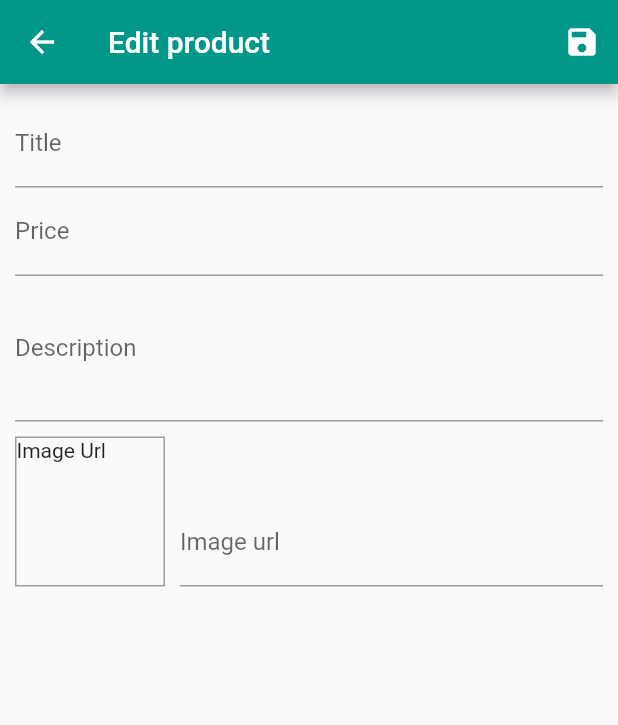
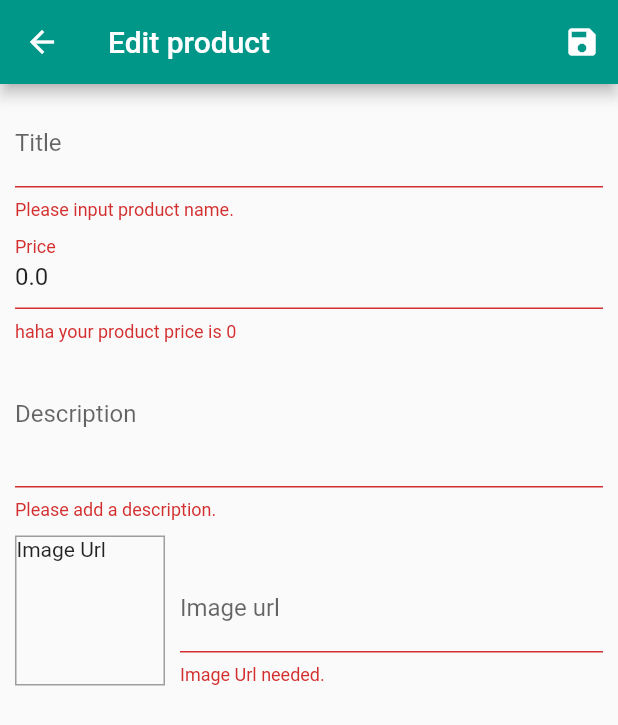
Before and after one commit to hasibulHossain/shopify, a Flutter app: the EditProduct screen opened by its route, after a tap on the "save" icon, on a phone screen of 412 x 824 dp. Shown: the top 725 px of the screen. Run offline on Flutter 3.47's test engine with Material 2 defaults, Android fonts, the phone set to English and light mode, and no system bars; network calls fail.

Commit message:
finished product crud

```diff
--- a/lib/providers/products/products.dart
+++ b/lib/providers/products/products.dart
@@ -54,6 +54,35 @@ class Product with ChangeNotifier {
     return _products.firstWhere((product) => product.id == id);
   }
 
+  void addProduct(String title, String description, String imageUrl, double price) {
+    _products.insert(
+      0,
+      ProductModel(
+          id: DateTime.now().toString(),
+          title: title,
+          description: description,
+          imageUrl: imageUrl,
+          isFavorite: false,
+          price: price),
+    );
+    notifyListeners();
+  }
+
+  void updateProduct(String id, String title, double price, String description, String imageUrl) {
+    final index = _products.indexWhere((product) => product.id == id);
+
+    if(index == -1) {
+      print('product not found');
+    } else {
+      _products[index] = ProductModel(id: id, title: title, description: description, imageUrl: imageUrl, isFavorite: _products[index].isFavorite, price: price);
+      notifyListeners();
+    }
+  }
+
+  void deleteProduct(String id) {
+    _products.removeWhere((element) => element.id == id);
+    notifyListeners();
+  }
   // void addProduct(value) {
   //   _products.add(value);
   //   notifyListeners()
--- a/lib/screens/edit_product_screen/edit_product_screen.dart
+++ b/lib/screens/edit_product_screen/edit_product_screen.dart
@@ -1,4 +1,7 @@
 import 'package:flutter/material.dart';
+import 'package:provider/provider.dart';
+
+import '../../providers/products/products.dart';
 
 class EditProduct extends StatefulWidget {
   static const route = '/edit-product';
@@ -13,17 +16,82 @@ class _EditProductState extends State<EditProduct> {
   final _priceFocusNode = FocusNode();
   final _descriptionFocusNode = FocusNode();
   final _imageUrlController = TextEditingController();
+  final _form = GlobalKey<FormState>();
+
+  String? _productId;
+  String _title = '';
+  double _price = 0;
+  String _description = '';
+  String _imageUrl = '';
 
   @override
   void dispose() {
     _priceFocusNode.dispose();
     _descriptionFocusNode.dispose();
     _imageUrlController.dispose();
-    // TODO: implement dispose
+
     super.dispose();
   }
 
-  void saveProduct() {}
+  @override
+  void didChangeDependencies() {
+    //  we use didChangeDependencies insted of initstate because of Modalroute. ModalRoute not work in initState. initState is too early to access modalRoute. and also didchangedependencies run before build method.
+    final productId = ModalRoute.of(context)?.settings.arguments;
+
+    if(productId != null) {
+      final product = context.read<Product>().findProduct(productId as String);
+      _productId = product.id;
+      _title = product.title;
+      _price = product.price;
+      _description = product.description;
+      _imageUrlController.text = product.imageUrl;
+    }
+
+    // TODO: implement didChangeDependencies
+    super.didChangeDependencies();
+  }
+
+  void _saveForm() {
+    final isValid = _form.currentState!.validate();
+
+    if(!isValid) return;
+
+    _form.currentState!.save();
+
+    final productState = context.read<Product>();
+
+    if(_productId == null) {
+      productState.addProduct(_title, _description, _imageUrl, _price);
+    } else {
+      productState.updateProduct(_productId as String, _title, _price, _description, _imageUrl);
+    }
+
+    Navigator.of(context).pop();
+  }
+
+  String? isInputValid(String fieldName, String? inputVal) {
+    switch (fieldName) {
+      case 'title':
+        if(inputVal == null || inputVal.isEmpty) return 'Please input product name.';
+        return null;
+
+      case 'price':
+        if(inputVal == null || inputVal.isEmpty) return 'Product price should not be not 0.';
+        if(double.parse(inputVal) <= 0) return 'haha your product price is 0';
+        return null;
+
+      case 'description':
+        if(inputVal == null || inputVal.isEmpty) return 'Please add a description.';
+        return null;
+
+      case 'imageUrl':
+        if(inputVal == null || inputVal.isEmpty) return 'Image Url needed.';
+        return null;
+
+      default:
+        return 'Something went wrong.';
+    }
+  }
 
   @override
   Widget build(BuildContext context) {
@@ -31,23 +99,28 @@ class _EditProductState extends State<EditProduct> {
       appBar: AppBar(
         title: const Text('Edit product'),
         actions: [
-          IconButton(onPressed: saveProduct, icon: const Icon(Icons.save)),
+          IconButton(onPressed: _saveForm, icon: const Icon(Icons.save)),
         ],
       ),
       body: Padding(
         padding: const EdgeInsets.all(10),
         child: Form(
+          key: _form,
           child: ListView(
             children: [
               TextFormField(
-                decoration: const InputDecoration(labelText: 'Title'),
+                initialValue: _title,
+                decoration: const InputDecoration(labelText: 'Title',),
                 textInputAction: TextInputAction.next,
                 onFieldSubmitted: (_) {
                   // this code will change current focus input to price input;
                   FocusScope.of(context).requestFocus(_priceFocusNode);
                 },
+                onSaved: (newValue) => newValue != null ? _title = newValue : _title = '',
+                validator: (value) => isInputValid('title', value),
               ),
               TextFormField(
+                initialValue: _price.toString(),
                 decoration: const InputDecoration(labelText: 'Price'),
                 textInputAction: TextInputAction.next,
                 keyboardType: TextInputType.number,
@@ -55,12 +128,19 @@ class _EditProductState extends State<EditProduct> {
                   FocusScope.of(context).requestFocus(_descriptionFocusNode);
                 },
                 focusNode: _priceFocusNode,
+                validator: (value) {
+                  return isInputValid('price', value);
+                },
+                onSaved: (newValue) => newValue != null ? _price = double.parse(newValue) : _price = 0,
               ),
               TextFormField(
+                initialValue: _description,
                 decoration: const InputDecoration(labelText: 'Description'),
                 maxLines: 3,
                 keyboardType: TextInputType.multiline,
                 focusNode: _descriptionFocusNode,
+                validator: (value) => isInputValid('description', value),
+                onSaved: (newValue) => newValue != null ? _description = newValue : _description = '',
               ),
               Row(
                 crossAxisAlignment: CrossAxisAlignment.end,
@@ -95,6 +175,8 @@ class _EditProductState extends State<EditProduct> {
                       keyboardType: TextInputType.url,
                       textInputAction: TextInputAction.done,
                       controller: _imageUrlController,
+                      validator: (value) => isInputValid('imageUrl', value),
+                      onSaved: (newValue) => newValue != null ? _imageUrl = newValue : _imageUrl = '',
                     ),
                   ),
                 ],
--- a/lib/widgets/product/product.dart
+++ b/lib/widgets/product/product.dart
@@ -1,5 +1,9 @@
 import 'package:flutter/material.dart';
+import 'package:provider/provider.dart';
 
+import '../../providers/products/products.dart' as prodState;
+
+import '../../screens/edit_product_screen/edit_product_screen.dart';
 class Product extends StatelessWidget {
   final String id;
   final String title;
@@ -27,11 +31,15 @@ class Product extends StatelessWidget {
               mainAxisAlignment: MainAxisAlignment.spaceBetween,
               children: [
                 IconButton(
-                  onPressed: () {},
+                  onPressed: () {
+                    Navigator.of(context).pushNamed(EditProduct.route, arguments: id);
+                  },
                   icon: const Icon(Icons.edit),
                 ),
                 IconButton(
-                  onPressed: () {},
+                  onPressed: () {
+                    context.read<prodState.Product>().deleteProduct(id);
+                  },
                   icon: const Icon(Icons.delete),
                 ),
               ],
```
